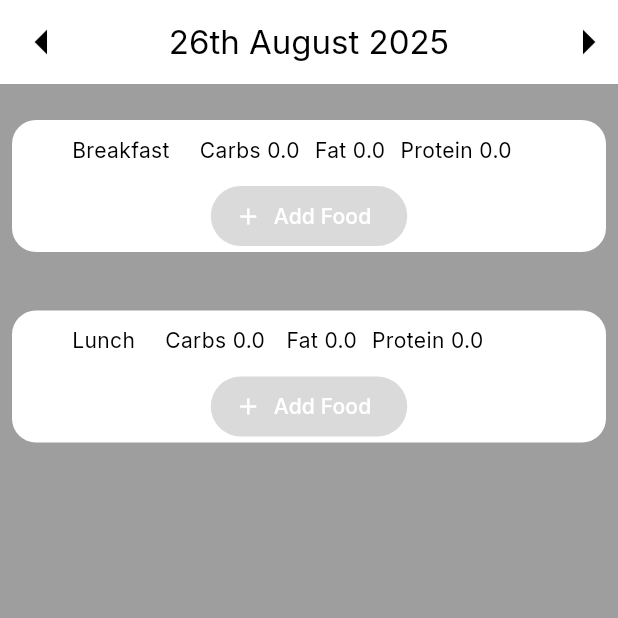
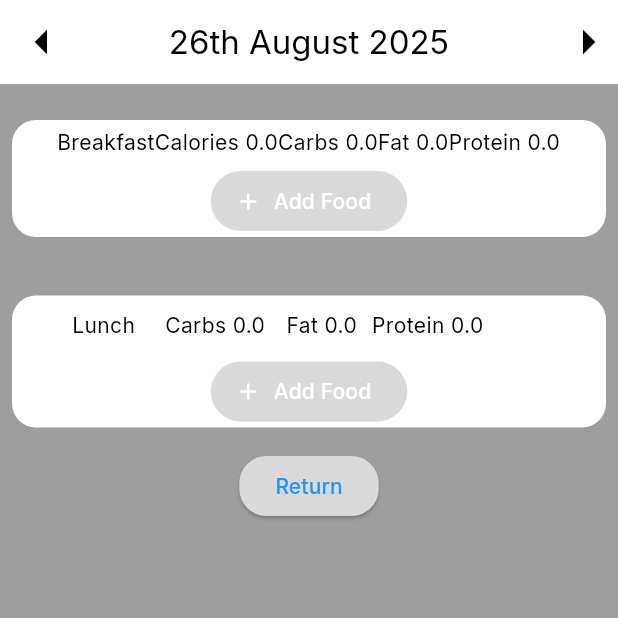
Before and after one commit to ignasvilimaitis/Flutter-Workout-Food-Tracking-Project, a Flutter app: the FoodLoggingView screen opened directly, on a phone screen of 412 x 824 dp, the top half of it. Run offline on Flutter 3.47's test engine with Material 3 defaults, Android fonts, the phone set to English and light mode, and no system bars; our stand-ins replace flutter_svg.

Commit message:
very basic food logging logic implemented (by basic I mean quite basic)

```diff
--- a/lib/core/routes.dart
+++ b/lib/core/routes.dart
@@ -1,3 +1,4 @@
-const homeRoute = '/home_page/';
+const homeRoute = '/home-page/';
 const settingsRoute = '/settings/';
-const loggingFoodRoute = '/food-logging/';
+const foodLoggingRoute = '/food-logging/';
+const foodSelectionRoute = '/food-selection/';
--- a/lib/features/food-logging/food_logging_view.dart
+++ b/lib/features/food-logging/food_logging_view.dart
@@ -1,4 +1,6 @@
 import 'package:flutter/material.dart';
+import 'package:flutter_application_1/core/routes.dart';
+import 'package:flutter_application_1/features/food-logging/food_selection.dart';
 import 'package:intl/intl.dart';
 
 List<Widget> breakfastList = [];
@@ -7,6 +9,7 @@ DateTime date = DateTime.now();
 String today = '${date.day}th ${DateFormat('MMMM').format(date)} ${date.year}';
 
 class FoodLoggingView extends StatefulWidget {
+
   const FoodLoggingView({super.key});
 
 
@@ -15,13 +18,11 @@ class FoodLoggingView extends StatefulWidget {
 }
 
 class _FoodLoggingViewState extends State<FoodLoggingView> {
+  late FoodItem food;
   late double carbAmount = 0;
   late double fatAmount = 0;
   late double proteinAmount = 0;
-
-  double carbTest = 43.5;
-  double fatTest = 32.2;
-  double proteinTest = 10.2;
+  late double calorieAmount = 0;
 
   @override
   Widget build(BuildContext context) {
@@ -63,13 +64,15 @@ class _FoodLoggingViewState extends State<FoodLoggingView> {
                   children: [
                     Row(
                       children: [
-                        Padding(padding: EdgeInsets.all(20)),
+                        Padding(padding: EdgeInsets.all(15)),
                         const Text("Breakfast"),
-                        SizedBox(width: 20),
+                        //SizedBox(width: 20),
+                        Text("Calories $calorieAmount"),
+                        //SizedBox(width: 20),
                         Text("Carbs $carbAmount"),
-                        SizedBox(width: 10),
+                        //SizedBox(width: 10),
                         Text("Fat $fatAmount"),
-                        SizedBox(width: 10),
+                        //SizedBox(width: 10),
                         Text("Protein $proteinAmount"),
 
                       ],
@@ -79,15 +82,22 @@ class _FoodLoggingViewState extends State<FoodLoggingView> {
                       mainAxisSize: MainAxisSize.min,
                       children: breakfastList,),
                       FilledButton.icon(
-                          onPressed: () {
-                          setState(() {
-                          buildRow('Test',
-                          carbTest.toString(),
-                          fatTest.toString(),
-                          proteinTest.toString(),
-                          breakfastList,
-                          );
-                          });
+                          onPressed: () async {
+                            final food = await Navigator.push(
+                              context,
+                              MaterialPageRoute(builder: (context) => FoodSelector()));
+                            if ((food) == null) {
+                              // Return Call?
+                            }
+
+                            setState(() {
+                              buildRow(food.name,food.calories, food.carbs, food.fats,food.proteins, breakfastList);
+                              calorieAmount += food.calories;
+                              carbAmount += food.carbs;
+                              fatAmount += food.fats;
+                              proteinAmount += food.proteins;
+                            });
+
                           },
                           label: Text('Add Food'),
                           icon: const Icon(Icons.add),
@@ -132,15 +142,6 @@ class _FoodLoggingViewState extends State<FoodLoggingView> {
                       FilledButton.icon(
                           onPressed: () {
                           setState(() {
-                          buildRow('Test',
-                          carbTest.toString(),
-                          fatTest.toString(),
-                          proteinTest.toString(),
-                          lunchList,
-                          );
-                          carbAmount += carbTest;
-                          fatAmount += fatTest;
-                          proteinAmount += proteinTest;
                           });
                           },
                           label: Text('Add Food'),
@@ -152,6 +153,15 @@ class _FoodLoggingViewState extends State<FoodLoggingView> {
                 )
               ),
             ),
+            ElevatedButton(
+              onPressed: () {
+                Navigator.pop(context);
+              },
+              child: const Text(
+                "Return",
+                style: TextStyle(
+                  color: Colors.blue
+                ),),)
           ],
         ),
         ]
@@ -162,7 +172,7 @@ class _FoodLoggingViewState extends State<FoodLoggingView> {
   }
 }
 
-buildRow(food, carbs, fats, proteins,list) {
+buildRow(name, calories, carbs, fats, proteins,list) {
   list.add(
     Container(
         height: 50,
@@ -180,10 +190,15 @@ buildRow(food, carbs, fats, proteins,list) {
         ),
         child: Row(
           children: [
-            Text(food),
-            Text(carbs),
-            Text(fats),
-            Text(proteins),
+            Text(name.toString()),
+            SizedBox(width: 10),
+            Text(calories.toString()),
+            SizedBox(width: 10),
+            Text('${carbs.toString()}C'),
+            SizedBox(width: 10),
+            Text('${fats.toString()}F'),
+            SizedBox(width: 10),
+            Text('${proteins.toString()}P'),
           ],
 
 
--- /dev/null
+++ b/lib/features/food-logging/food_selection.dart
@@ -0,0 +1,84 @@
+
+import 'package:flutter/material.dart';
+
+List<FoodItem> foods = [
+  FoodItem(name: 'Mango', calories: 120, carbs: 28.0, fats: 0.5, proteins: 1.0),
+  FoodItem(name: 'Apple', calories: 105, carbs: 27.0, fats: 0.3, proteins: 0.5),
+  FoodItem(name: 'Orange', calories: 75, carbs: 18.0, fats: 0.2, proteins: 1.5),
+  FoodItem(name: 'Banana', calories: 89, carbs: 22.8, fats: 0.3, proteins: 1.1),
+];
+
+class FoodItem {
+  final String name;
+  final double calories;
+  final double carbs;
+  final double fats;
+  final double proteins;
+
+  FoodItem({
+    required this.name,
+    required this.calories,
+    required this.carbs,
+    required this.fats,
+    required this.proteins
+  });
+
+  @override
+  bool operator ==(Object other) =>
+      identical(this, other) ||
+      other is FoodItem &&
+          runtimeType == other.runtimeType &&
+          name == other.name && calories == other.calories &&
+          carbs == other.carbs && fats == other.fats &&
+           proteins == other.proteins;
+
+  @override
+  int get hashCode => name.hashCode ^ calories.hashCode;
+}
+
+class FoodSelector extends StatefulWidget {
+  const FoodSelector({super.key});
+
+  @override
+  State<FoodSelector> createState() => _FoodSelectorState();
+}
+
+class _FoodSelectorState extends State<FoodSelector> {
+  @override
+  Widget build(BuildContext context) {
+    return Scaffold(
+      body: ListView(
+        children: foods.map(
+          (food) {
+          return FoodListTileWidget(
+            food: food,
+            isSelected: false,
+            onSelectedFood: onSelectedFood,
+          );
+        }).toList(),
+      ),
+    );
+  }
+
+void onSelectedFood(FoodItem food) {
+  Navigator.pop(context, food);
+}
+
+}
+
+class FoodListTileWidget extends StatelessWidget {
+  final FoodItem food;
+  final bool isSelected;
+  final ValueChanged<FoodItem> onSelectedFood;
+
+  const FoodListTileWidget({super.key, required this.food, required this.isSelected, required this.onSelectedFood});
+
+  @override
+  Widget build(BuildContext context) {
+    return ListTile(
+        onTap: () => onSelectedFood(food),
+        title: Text(food.name),
+        subtitle: Text(food.calories.toString()),
+    );
+  }
+}
--- a/lib/features/home/presentation/home.dart
+++ b/lib/features/home/presentation/home.dart
@@ -1,7 +1,7 @@
 import 'package:flutter/material.dart';
+import 'package:flutter_application_1/core/routes.dart';
 import 'package:intl/intl.dart';
 import 'package:flutter_svg/flutter_svg.dart';
-
 import 'package:flutter_application_1/core/assets.dart';
 
 class HomePage extends StatelessWidget {
@@ -94,6 +94,7 @@ Card createHeader(String greeting, String currentDate, context) {
                   ),
                   onPressed: () {
                     // Navigate to log food screen
+                    Navigator.of(context).pushNamed(foodLoggingRoute);
                   },
                   child: Column(
                     mainAxisSize: MainAxisSize.min,
--- a/pubspec.yaml
+++ b/pubspec.yaml
@@ -12,6 +12,8 @@ dependencies:
   cupertino_icons: ^1.0.8
   intl: ^0.20.2
   flutter_svg: ^2.2.0
+  pagination_view: ^2.0.0-nullsafety.0
+  faker: ^2.2.0
 
 dev_dependencies:
   flutter_test:
```
Also changed, not shown: lib/main.dart (+9 -3 lines), lib/core/ui_background.dart (renamed from lib/features/food-logging/ui_background.dart), lib/core/ui_customisable_widget.dart (renamed from lib/features/food-logging/ui_customisable_widget.dart), pubspec.lock.
